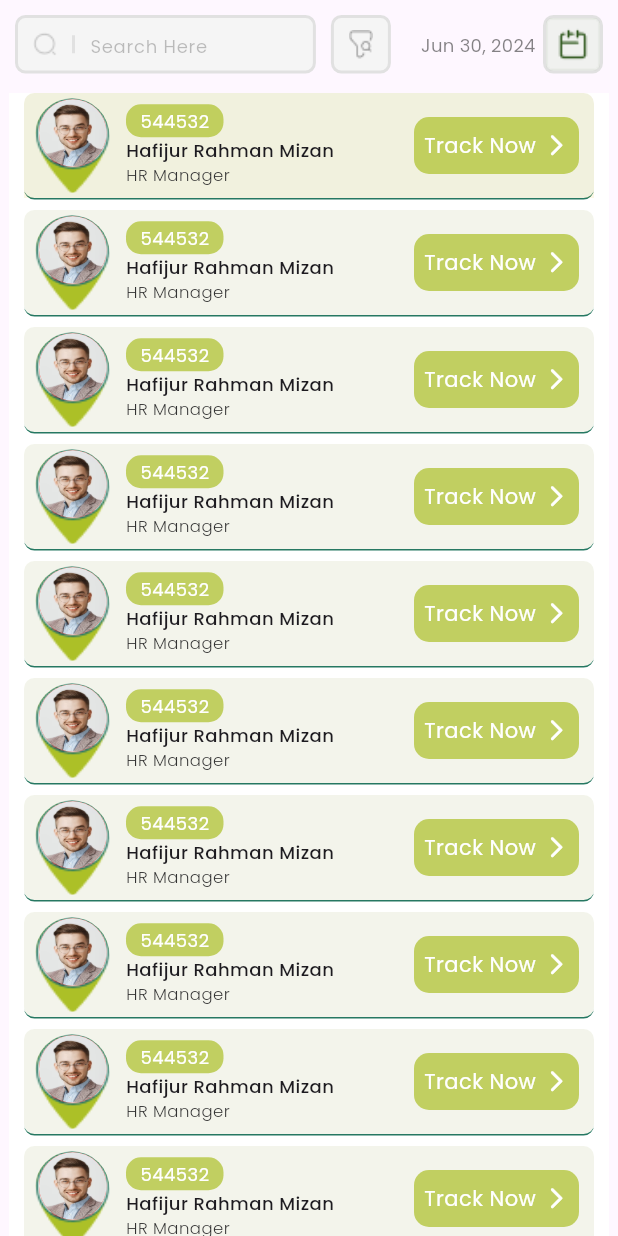
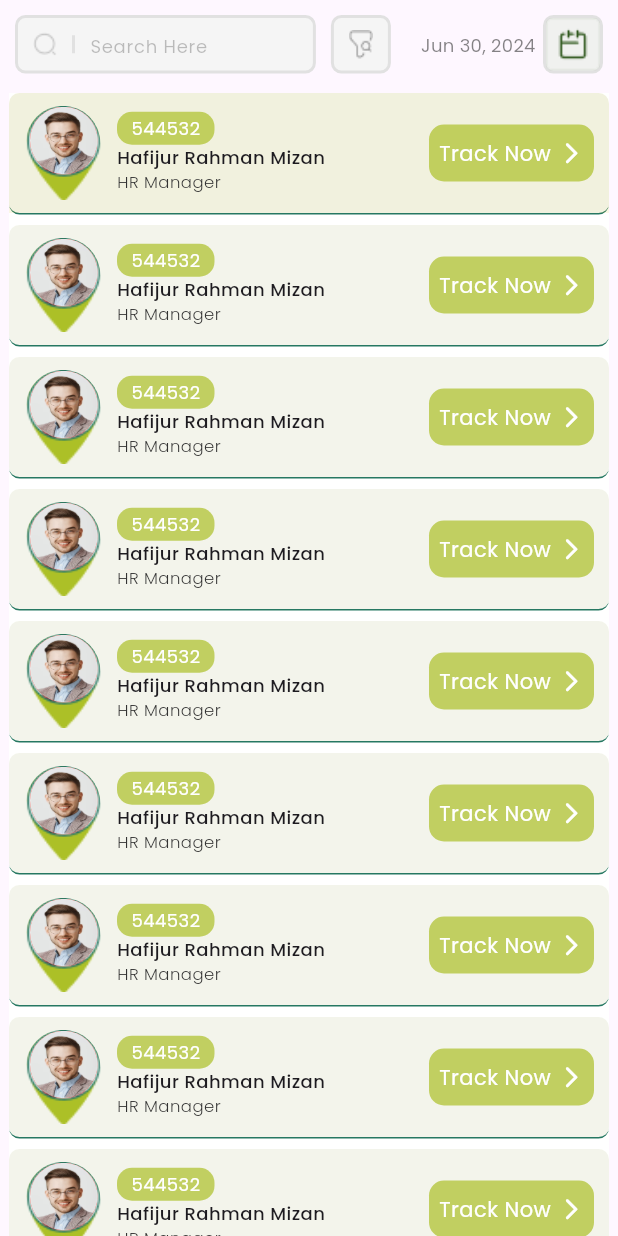
Before and after one commit to jibika52/jibika_plexus, a Flutter app: the BootomNavigationBarItemsTrackingScreen screen opened directly, on a phone screen of 412 x 824 dp. Run offline on Flutter 3.47's test engine with Material 3 defaults, Android fonts, the phone set to English and light mode, and no system bars; our stand-ins replace animated_notch_bottom_bar, country_picker, fl_chart, flutter_svg, get_storage, google_fonts and 3 more; accounts and stored records are empty; statements that could not run were skipped; project files that could hold a hidden picture were left out.

Commit message:
done tracking design

```diff
--- a/lib/View/BootomNatchBar/BootomNavigationBarItemsScreen/BootomNavigationBarItemsTrackingScreen/bootombar_tracking_screen.dart
+++ b/lib/View/BootomNatchBar/BootomNavigationBarItemsScreen/BootomNavigationBarItemsTrackingScreen/bootombar_tracking_screen.dart
@@ -155,9 +155,6 @@ class _BootomNavigationBarItemsTrackingScreenState extends State<BootomNavigatio
                 margin: EdgeInsets.only(top: 7),
                 width: 400,
                 color: Main_Theme_WhiteCollor,
-                padding: EdgeInsets.only(
-                    left: 10,right: 10
-                ),
                 child: Container(
                     child: ListView.builder(
                       itemCount: 10,
@@ -173,8 +170,8 @@ class _BootomNavigationBarItemsTrackingScreenState extends State<BootomNavigatio
                           child: Column(
                             children: [
                               Container(
-                                padding: EdgeInsets.only(left: 6,right: 10),
-                                height: 70,
+                                padding: EdgeInsets.only(left: 10,right: 10,top: 5,bottom: 5),
+                                height: 80,
                                 decoration: BoxDecoration(
                                   borderRadius: BorderRadius.only(
                                     topLeft: Radius.circular(7),
```
